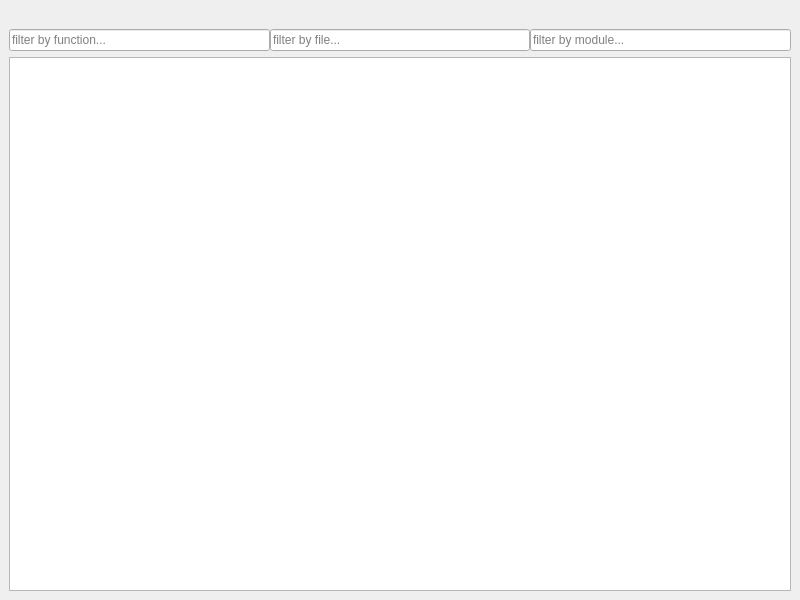
Old version of the form gui/mainwindow.ui in the repository KDE/heaptrack.
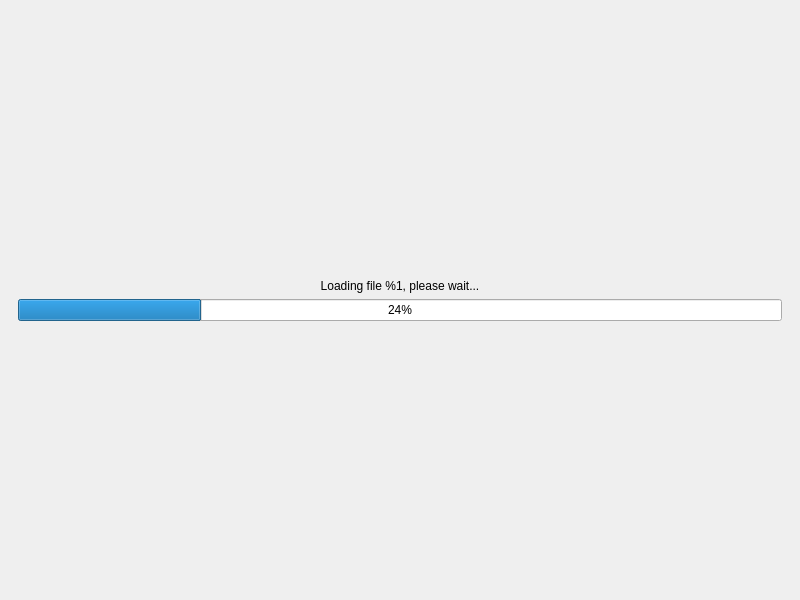
New version of the form. The open tabs and pages were chosen to show the change.

Commit message:
Copy the massif-visualizer GUI pattern with open/load/result pages.
Also load the data in a background thread with ThreadWeaver.

Diff of the .ui file:
```diff
--- a/gui/mainwindow.ui
+++ b/gui/mainwindow.ui
@@ -14,7 +14,72 @@
    <string>MainWindow</string>
   </property>
   <widget class="QWidget" name="centralwidget">
-   <layout class="QVBoxLayout" name="verticalLayout">
+   <layout class="QHBoxLayout" name="horizontalLayout_2">
+    <item>
+     <widget class="QStackedWidget" name="pages">
+      <widget class="QWidget" name="openPage">
+       <layout class="QHBoxLayout" name="horizontalLayout_3">
+        <item>
+         <widget class="QToolButton" name="openFile">
+          <property name="text">
+           <string notr="true">...</string>
+          </property>
+          <property name="toolButtonStyle">
+           <enum>Qt::ToolButtonTextUnderIcon</enum>
+          </property>
+         </widget>
+        </item>
+       </layout>
+      </widget>
+      <widget class="QWidget" name="loadingPage">
+       <layout class="QVBoxLayout" name="verticalLayout_3">
+        <item>
+         <spacer name="verticalSpacer">
+          <property name="orientation">
+           <enum>Qt::Vertical</enum>
+          </property>
+          <property name="sizeHint" stdset="0">
+           <size>
+            <width>20</width>
+            <height>40</height>
+           </size>
+          </property>
+         </spacer>
+        </item>
+        <item>
+         <widget class="QLabel" name="loadingLabel">
+          <property name="text">
+           <string>Loading file %1, please wait...</string>
+          </property>
+          <property name="alignment">
+           <set>Qt::AlignCenter</set>
+          </property>
+         </widget>
+        </item>
+        <item>
+         <widget class="QProgressBar" name="loadingProgress">
+          <property name="value">
+           <number>24</number>
+          </property>
+         </widget>
+        </item>
+        <item>
+         <spacer name="verticalSpacer_2">
+          <property name="orientation">
+           <enum>Qt::Vertical</enum>
+          </property>
+          <property name="sizeHint" stdset="0">
+           <size>
+            <width>20</width>
+            <height>40</height>
+           </size>
+          </property>
+         </spacer>
+        </item>
+       </layout>
+      </widget>
+      <widget class="QWidget" name="resultsPage">
+       <layout class="QVBoxLayout" name="verticalLayout_2">
     <item>
      <widget class="QLabel" name="summary">
       <property name="text">
@@ -78,6 +143,10 @@
       <property name="sortingEnabled">
        <bool>true</bool>
       </property>
+         </widget>
+        </item>
+       </layout>
+      </widget>
      </widget>
     </item>
    </layout>
```
Lines whose indentation alone changed are shown as unchanged. The commit also changes 6 other files.
